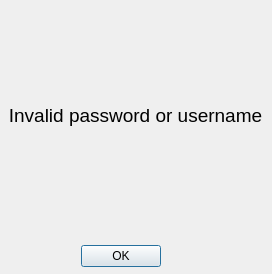
Drahness/Parkingson, file GUI/UIs/error_dialog.ui: the form before one commit.
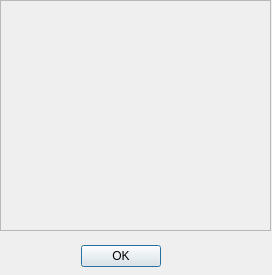
The form after the commit.

```diff
--- a/GUI/UIs/error_dialog.ui
+++ b/GUI/UIs/error_dialog.ui
@@ -7,7 +7,7 @@
     <x>0</x>
     <y>0</y>
     <width>272</width>
-    <height>274</height>
+    <height>275</height>
    </rect>
   </property>
   <property name="windowTitle">
@@ -40,18 +40,47 @@
    </property>
    <layout class="QVBoxLayout" name="verticalLayout">
     <item>
+     <widget class="QScrollArea" name="scrollArea">
+      <property name="widgetResizable">
+       <bool>true</bool>
+      </property>
+      <widget class="QWidget" name="scrollAreaWidgetContents">
+       <property name="geometry">
+        <rect>
+         <x>0</x>
+         <y>0</y>
+         <width>267</width>
+         <height>227</height>
+        </rect>
+       </property>
      <widget class="QLabel" name="label">
+        <property name="geometry">
+         <rect>
+          <x>0</x>
+          <y>-13</y>
+          <width>269</width>
+          <height>229</height>
+         </rect>
+        </property>
+        <property name="sizePolicy">
+         <sizepolicy hsizetype="Expanding" vsizetype="Expanding">
+          <horstretch>0</horstretch>
+          <verstretch>0</verstretch>
+         </sizepolicy>
+        </property>
       <property name="font">
        <font>
         <pointsize>14</pointsize>
        </font>
       </property>
       <property name="text">
-       <string>Invalid password or username</string>
+         <string/>
       </property>
       <property name="alignment">
        <set>Qt::AlignCenter</set>
       </property>
+       </widget>
+      </widget>
      </widget>
     </item>
    </layout>
```
Lines whose indentation alone changed are shown as unchanged.
